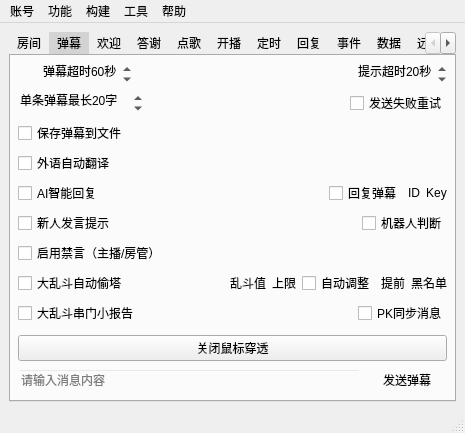
First picture: the form in mainwindow.ui, repository iwxyi/Bilibili-MagicalDanmaku, before the edit.
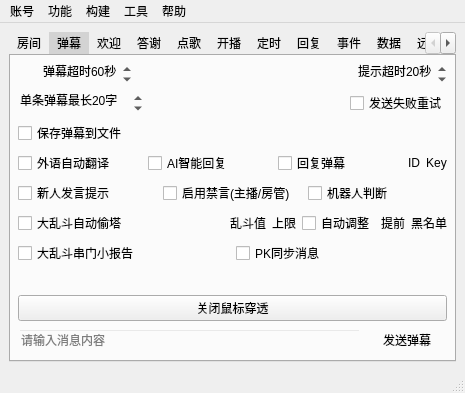
Second picture: the form after the edit. Icons and pictures are not drawn. Custom widgets are drawn as their Qt base class.

```diff
--- a/mainwindow.ui
+++ b/mainwindow.ui
@@ -365,7 +365,7 @@
          </layout>
         </item>
         <item>
-         <layout class="QHBoxLayout" name="horizontalLayout_7">
+         <layout class="QHBoxLayout" name="horizontalLayout_7" stretch="1,1,1,0,0">
           <property name="topMargin">
            <number>0</number>
           </property>
@@ -379,13 +379,6 @@
             </property>
            </widget>
           </item>
-         </layout>
-        </item>
-        <item>
-         <layout class="QHBoxLayout" name="horizontalLayout_11" stretch="1,0,0,0">
-          <property name="topMargin">
-           <number>0</number>
-          </property>
           <item>
            <widget class="QCheckBox" name="AIReplyCheck">
             <property name="toolTip">
@@ -446,7 +439,7 @@
          </layout>
         </item>
         <item>
-         <layout class="QHBoxLayout" name="horizontalLayout_18" stretch="1,0">
+         <layout class="QHBoxLayout" name="horizontalLayout_18" stretch="1,1,1">
           <property name="topMargin">
            <number>0</number>
           </property>
@@ -460,6 +453,16 @@
             </property>
            </widget>
           </item>
+          <item>
+           <widget class="QCheckBox" name="enableBlockCheck">
+            <property name="toolTip">
+             <string>&lt;html&gt;&lt;head/&gt;&lt;body&gt;&lt;p&gt;在实时弹幕的菜单中添加拉黑&lt;/p&gt;&lt;p&gt;只有房管/主播才有黑名单权限&lt;/p&gt;&lt;/body&gt;&lt;/html&gt;</string>
+            </property>
+            <property name="text">
+             <string>启用禁言(主播/房管)</string>
+            </property>
+           </widget>
+          </item>
           <item>
            <widget class="QCheckBox" name="judgeRobotCheck">
             <property name="toolTip">
@@ -472,23 +475,6 @@
           </item>
          </layout>
         </item>
-        <item>
-         <layout class="QHBoxLayout" name="horizontalLayout_10" stretch="1">
-          <property name="topMargin">
-           <number>0</number>
-          </property>
-          <item>
-           <widget class="QCheckBox" name="enableBlockCheck">
-            <property name="toolTip">
-             <string>&lt;html&gt;&lt;head/&gt;&lt;body&gt;&lt;p&gt;在实时弹幕的菜单中添加拉黑&lt;/p&gt;&lt;p&gt;只有房管/主播才有黑名单权限&lt;/p&gt;&lt;/body&gt;&lt;/html&gt;</string>
-            </property>
-            <property name="text">
-             <string>启用禁言（主播/房管）</string>
-            </property>
-           </widget>
-          </item>
-         </layout>
-        </item>
         <item>
          <layout class="QHBoxLayout" name="horizontalLayout_28" stretch="1,0,0,0,0,0">
           <property name="topMargin">
@@ -574,7 +560,7 @@
          </layout>
         </item>
         <item>
-         <layout class="QHBoxLayout" name="horizontalLayout_2" stretch="1,0">
+         <layout class="QHBoxLayout" name="horizontalLayout_2" stretch="1,1">
           <property name="topMargin">
            <number>0</number>
           </property>
```
Left out of the diff: 3 changed lines with no effect on the pictures.
